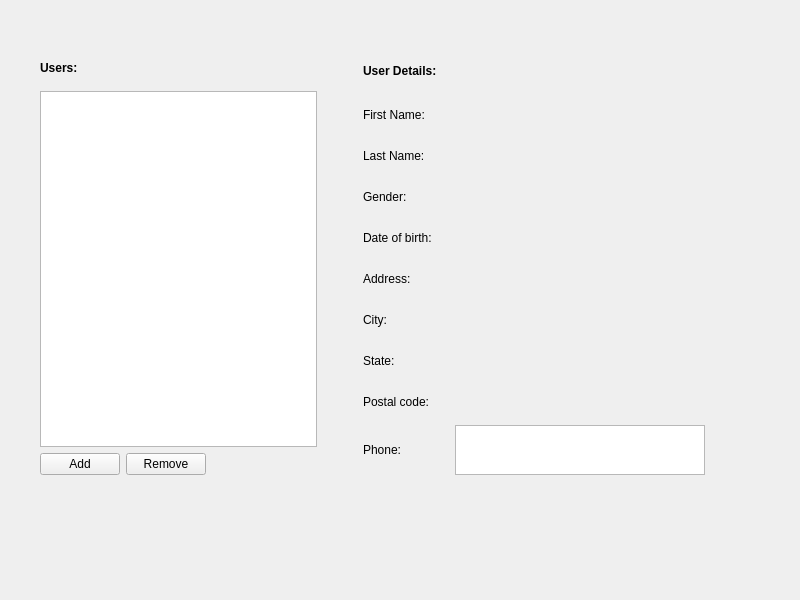
This is mainwindow.ui in nemanjatasic/UserEditor as Qt 5 draws it before an edit. The edited form follows.
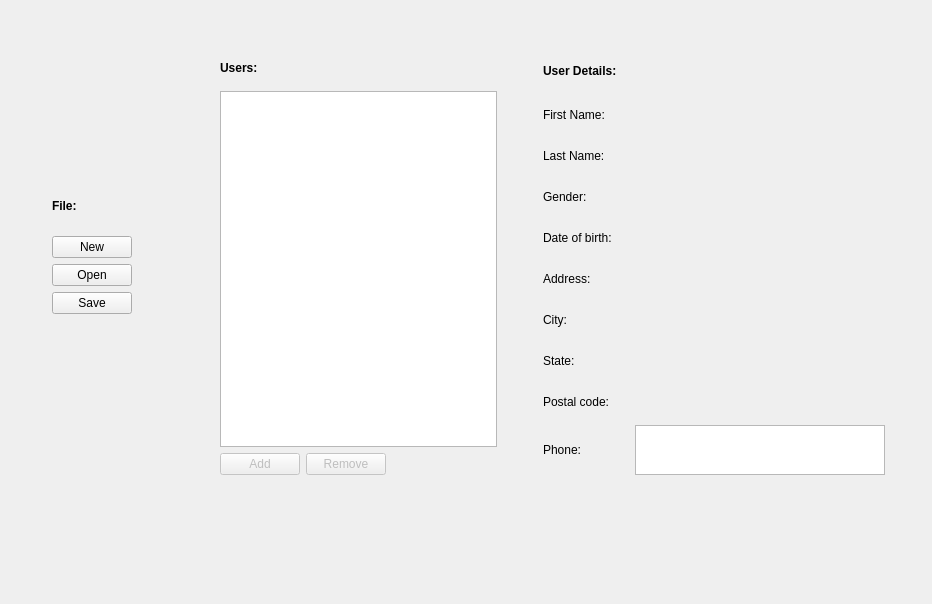
This is the edited form.

Commit message: Setter and Getter Methods & File Manipulation Buttons

What changed in the file:
```diff
--- a/mainwindow.ui
+++ b/mainwindow.ui
@@ -6,8 +6,8 @@
    <rect>
     <x>0</x>
     <y>0</y>
-    <width>800</width>
-    <height>600</height>
+    <width>932</width>
+    <height>604</height>
    </rect>
   </property>
   <property name="windowTitle">
@@ -17,7 +17,7 @@
    <widget class="QWidget" name="layoutWidget">
     <property name="geometry">
      <rect>
-      <x>40</x>
+      <x>220</x>
       <y>50</y>
       <width>665</width>
       <height>425</height>
@@ -63,6 +63,9 @@
         <layout class="QHBoxLayout" name="horizontalLayout">
          <item>
           <widget class="QPushButton" name="addPushButton">
+           <property name="enabled">
+            <bool>false</bool>
+           </property>
            <property name="text">
             <string>Add</string>
            </property>
@@ -70,6 +73,9 @@
          </item>
          <item>
           <widget class="QPushButton" name="removePushButton">
+           <property name="enabled">
+            <bool>false</bool>
+           </property>
            <property name="text">
             <string>Remove</string>
            </property>
@@ -386,6 +392,93 @@
      </item>
     </layout>
    </widget>
+   <widget class="QWidget" name="">
+    <property name="geometry">
+     <rect>
+      <x>52</x>
+      <y>182</y>
+      <width>141</width>
+      <height>132</height>
+     </rect>
+    </property>
+    <layout class="QVBoxLayout" name="verticalLayout_4">
+     <item>
+      <layout class="QHBoxLayout" name="horizontalLayout_3">
+       <item>
+        <widget class="QLabel" name="fileLabel">
+         <property name="minimumSize">
+          <size>
+           <width>0</width>
+           <height>35</height>
+          </size>
+         </property>
+         <property name="font">
+          <font>
+           <weight>75</weight>
+           <bold>true</bold>
+          </font>
+         </property>
+         <property name="text">
+          <string>File:</string>
+         </property>
+        </widget>
+       </item>
+       <item>
+        <widget class="QLabel" name="fileOutputLabel">
+         <property name="minimumSize">
+          <size>
+           <width>100</width>
+           <height>0</height>
+          </size>
+         </property>
+         <property name="text">
+          <string/>
+         </property>
+        </widget>
+       </item>
+      </layout>
+     </item>
+     <item>
+      <widget class="QPushButton" name="newFilePushButton">
+       <property name="sizePolicy">
+        <sizepolicy hsizetype="Fixed" vsizetype="Fixed">
+         <horstretch>0</horstretch>
+         <verstretch>0</verstretch>
+        </sizepolicy>
+       </property>
+       <property name="text">
+        <string>New</string>
+       </property>
+      </widget>
+     </item>
+     <item>
+      <widget class="QPushButton" name="openFilePushButton">
+       <property name="sizePolicy">
+        <sizepolicy hsizetype="Fixed" vsizetype="Fixed">
+         <horstretch>0</horstretch>
+         <verstretch>0</verstretch>
+        </sizepolicy>
+       </property>
+       <property name="text">
+        <string>Open</string>
+       </property>
+      </widget>
+     </item>
+     <item>
+      <widget class="QPushButton" name="saveFilePushButton">
+       <property name="sizePolicy">
+        <sizepolicy hsizetype="Fixed" vsizetype="Fixed">
+         <horstretch>0</horstretch>
+         <verstretch>0</verstretch>
+        </sizepolicy>
+       </property>
+       <property name="text">
+        <string>Save</string>
+       </property>
+      </widget>
+     </item>
+    </layout>
+   </widget>
   </widget>
  </widget>
  <resources/>
```
The commit also changes 9 other files.
